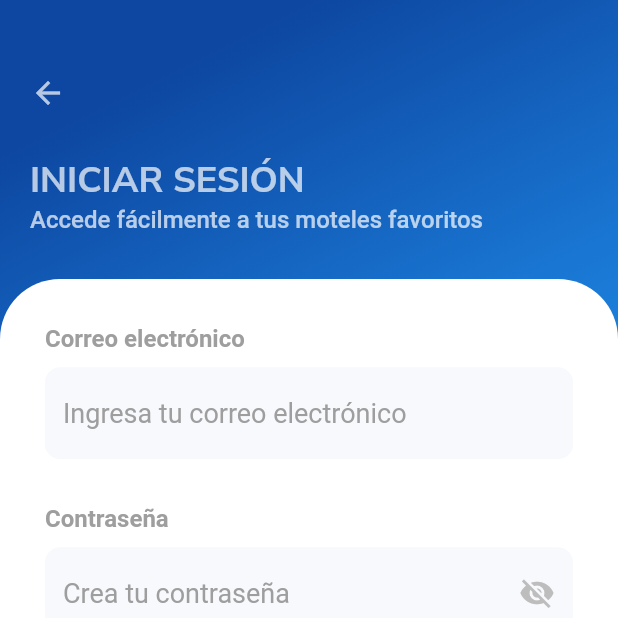
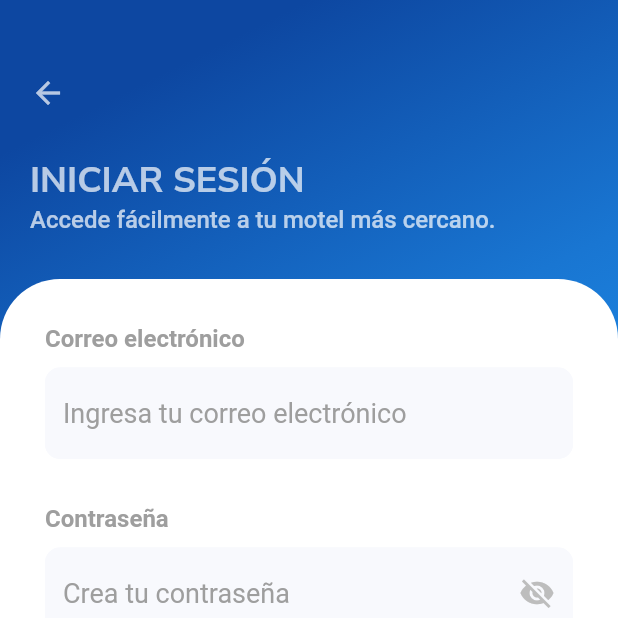
Before and after one commit to bryansbarrios/motel_app, a Flutter app: the LoginScreen screen opened by its route, on a phone screen of 412 x 824 dp, the top half of it. Run offline on Flutter 3.47's test engine with Material 2 defaults, Android fonts, the phone set to English and light mode, and no system bars; our stand-ins replace cloud_firestore, firebase_auth, flutter_map, fluttertoast, get_it, google_fonts and 4 more; accounts and stored records are empty.

Commit message:
Algunas correcciones

```diff
--- a/lib/ui/screens/LoginScreen.dart
+++ b/lib/ui/screens/LoginScreen.dart
@@ -53,7 +53,7 @@ class _LoginScreenState extends State<LoginScreen> {
           child: Column(
             crossAxisAlignment: CrossAxisAlignment.start,
             children: <Widget>[
-              LoginHeader("INICIAR SESIÓN", "Accede fácilmente a tus moteles favoritos"),
+              LoginHeader("INICIAR SESIÓN", "Accede fácilmente a tu motel más cercano."),
               Expanded(
                 child: Container(
                   width: double.infinity,
--- a/lib/ui/screens/RegisterScreen.dart
+++ b/lib/ui/screens/RegisterScreen.dart
@@ -57,7 +57,7 @@ class _RegisterScreenState extends State<RegisterScreen> {
           child: Column(
             crossAxisAlignment: CrossAxisAlignment.start,
             children: <Widget>[
-              LoginHeader("REGÍSTRATE", "Califica los moteles según tu experiencia"),
+              LoginHeader("REGÍSTRATE", "Visita los moteles más populares."),
               Expanded(
                 child: Container(
                   width: double.infinity,
```
